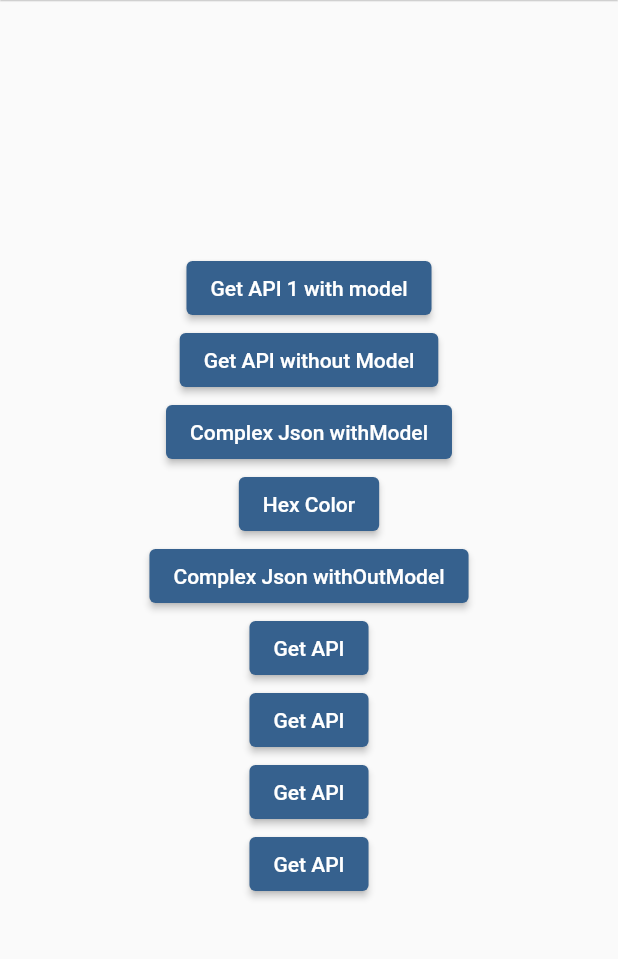
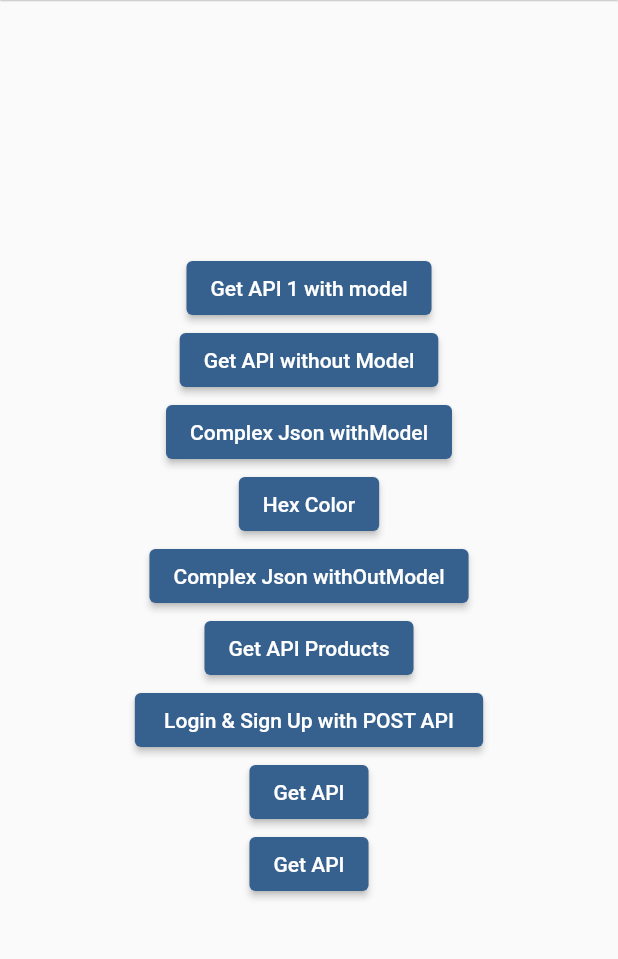
Before and after one commit to Tanvir-Hasan2/REST-API-Flutter, a Flutter app: the screen it shows after launch, on a phone screen of 412 x 824 dp, the part 84-1043 px from its top. Run offline on Flutter 3.47's test engine with Material 3 defaults, Android fonts, the phone set to English and light mode, and no system bars.

Commit message:
added signup login with post api complete

```diff
--- a/Post API/post_api_jpholder/lib/home_page.dart
+++ b/Post API/post_api_jpholder/lib/home_page.dart
@@ -1,9 +1,11 @@
 import 'package:flutter/material.dart';
 import 'package:post_api_jpholder/hex_color.dart';
 import 'package:post_api_jpholder/Get%20API/home_screen.dart';
+import 'package:post_api_jpholder/post/login_signup_with_rest_api.dart';
 
 import 'Get API/complex_json_withmodel_get_api.dart';
 import 'Get API/complex_json_without_model.dart';
+import 'Get API/get_api_more_complex_product.dart';
 import 'Get API/get_api_without_model.dart';
 
 class HomePage extends StatefulWidget {
@@ -18,30 +20,34 @@ class _HomePageState extends State<HomePage> {
   @override
   Widget build(BuildContext context) {
     return Scaffold(
-      appBar: AppBar(title: Text('REST API'),),
+      appBar: AppBar(title: const Text('REST API'),),
       body: Center(
         child: Column(
           mainAxisAlignment: MainAxisAlignment.center,
           children: [
             ElevatedButton(onPressed: (){
               Navigator.pushNamed(context, HomeScreen.routeName);
-            }, child: Text('Get API 1 with model')),
+            }, child: const Text('Get API 1 with model')),
             ElevatedButton(onPressed: (){
               Navigator.pushNamed(context, GetApiWithoutModel.routeName);
-            }, child: Text('Get API without Model')),
+            }, child: const Text('Get API without Model')),
             ElevatedButton(onPressed: (){
               Navigator.pushNamed(context, ComplexJsonWithmodelGetApi.routeName);
-            }, child: Text('Complex Json withModel')),
+            }, child: const Text('Complex Json withModel')),
             ElevatedButton(onPressed: (){
               Navigator.pushNamed(context, HexColor.routeName);
-            }, child: Text('Hex Color')),
+            }, child: const Text('Hex Color')),
             ElevatedButton(onPressed: (){
               Navigator.pushNamed(context, ComplexJsonWithoutModel.routeName);
-            }, child: Text('Complex Json withOutModel')),
-            ElevatedButton(onPressed: (){}, child: Text('Get API')),
-            ElevatedButton(onPressed: (){}, child: Text('Get API')),
-            ElevatedButton(onPressed: (){}, child: Text('Get API')),
-            ElevatedButton(onPressed: (){}, child: Text('Get API')),
+            }, child: const Text('Complex Json withOutModel')),
+            ElevatedButton(onPressed: (){
+              Navigator.pushNamed(context, GetApiMoreComplexProduct.routeName);
+            }, child: const Text('Get API Products')),
+            ElevatedButton(onPressed: (){
+              Navigator.pushNamed(context, LoginSignupWithRestApi.routeName);
+            }, child: const Text(' Login & Sign Up with POST API ')),
+            ElevatedButton(onPressed: (){}, child: const Text('Get API')),
+            ElevatedButton(onPressed: (){}, child: const Text('Get API')),
           ],
         ),
       ),
--- a/Post API/post_api_jpholder/lib/main.dart
+++ b/Post API/post_api_jpholder/lib/main.dart
@@ -1,7 +1,9 @@
 import 'package:flutter/material.dart';
+import 'package:post_api_jpholder/Get%20API/get_api_more_complex_product.dart';
 import 'package:post_api_jpholder/Get%20API/get_api_without_model.dart';
 import 'package:post_api_jpholder/home_page.dart';
 import 'package:post_api_jpholder/Get%20API/home_screen.dart';
+import 'package:post_api_jpholder/post/login_signup_with_rest_api.dart';
 
 import 'Get API/complex_json_withmodel_get_api.dart';
 import 'Get API/complex_json_without_model.dart';
@@ -45,6 +47,8 @@ class MyApp extends StatelessWidget {
         ComplexJsonWithmodelGetApi.routeName: (context) => const ComplexJsonWithmodelGetApi(),
         HexColor.routeName: (context) => HexColor(),
         ComplexJsonWithoutModel.routeName: (context) => const ComplexJsonWithoutModel(),
+        GetApiMoreComplexProduct.routeName: (context) => const GetApiMoreComplexProduct(),
+        LoginSignupWithRestApi.routeName: (context) => const LoginSignupWithRestApi(),
       },
     );
   }
--- a/Post API/post_api_jpholder/pubspec.yaml
+++ b/Post API/post_api_jpholder/pubspec.yaml
@@ -36,6 +36,7 @@ dependencies:
   # Use with the CupertinoIcons class for iOS style icons.
   cupertino_icons: ^1.0.6
   http:
+  modal_progress_hud_nsn:
 
 dev_dependencies:
   flutter_test:
```
Also changed, not shown: Post API/post_api_jpholder/lib/Get API/get_api_more_complex_product.dart (added, +32 -0 lines), Post API/post_api_jpholder/lib/post/login_signup_with_rest_api.dart (added, +119 -0 lines), Post API/post_api_jpholder/pubspec.lock.
